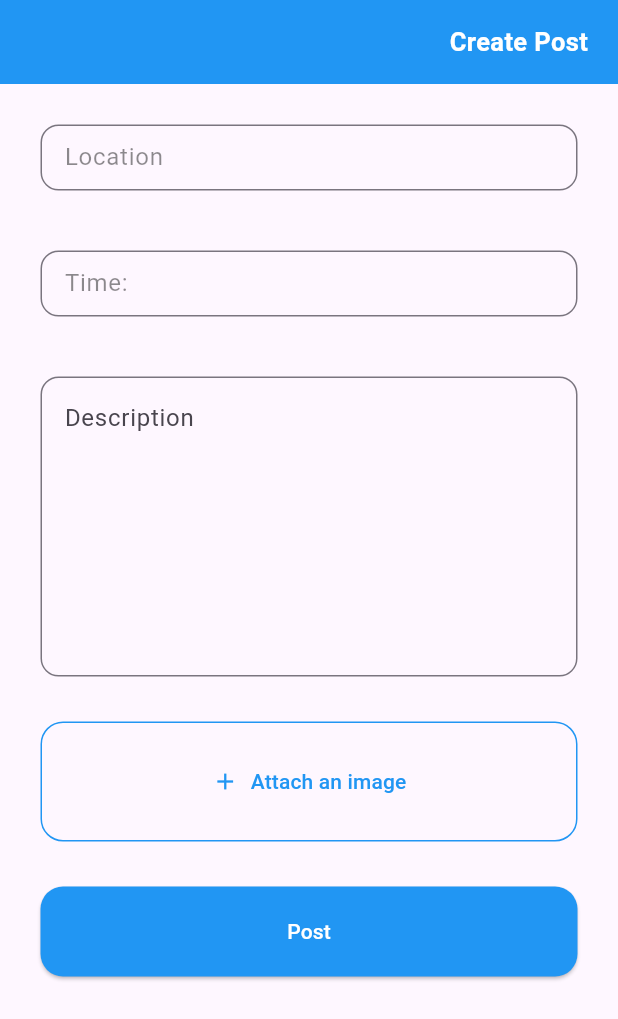
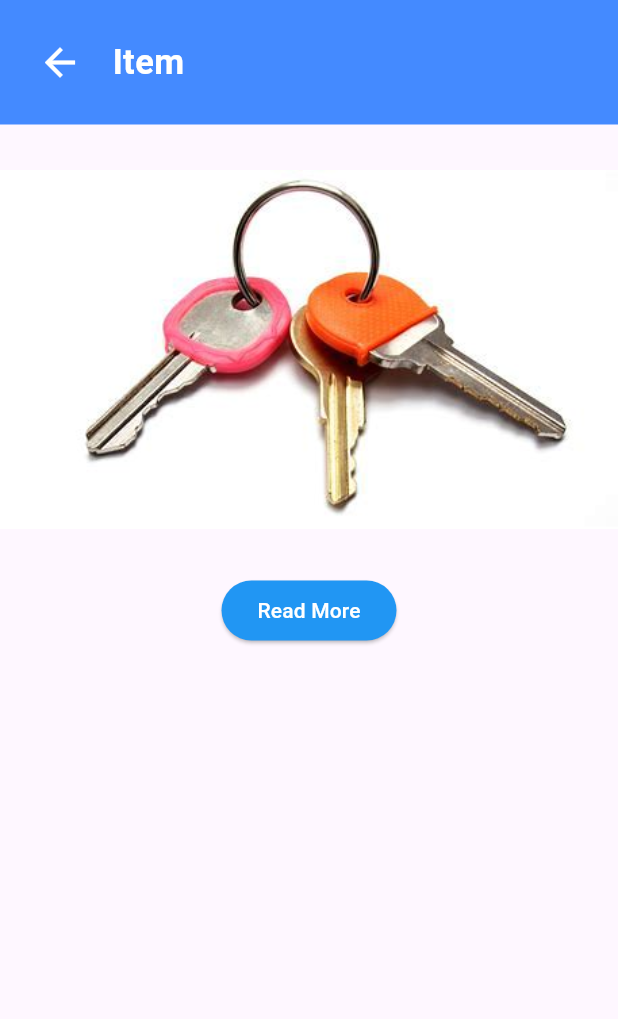
Before and after one commit to SosiSis/flutter-2024-proj, a Flutter app: the screen it shows after launch, on a phone screen of 412 x 824 dp. Shown: the top 1019 px of the screen. Run offline on Flutter 3.47's test engine with Material 3 defaults, Android fonts, the phone set to English and light mode, and no system bars.

Commit message:
my commir

```diff
--- a/lib/main.dart
+++ b/lib/main.dart
@@ -3,12 +3,12 @@ import 'package:flutter_project/create_post_page.dart';
 
 import 'detailpage.dart';
 
-import 'package:flutter_project/presentation/screens/login.dart';
+import 'package:flutter_project/presentation/screens/noaccount.dart';
 
 void main() {
-  runApp(const MaterialApp(
-    home: MyApp(),
-  ));
+  runApp(
+    const MaterialApp(home: NoAccount()),
+  );
 }
 
 class MyApp extends StatelessWidget {
--- /dev/null
+++ b/lib/presentation/screens/noaccount.dart
@@ -0,0 +1,30 @@
+import 'package:flutter/material.dart';
+import '../../top_bar.dart';
+
+class NoAccount extends StatelessWidget {
+  const NoAccount({Key? key}) : super(key: key);
+
+  @override
+  Widget build(BuildContext context) {
+    return Scaffold(
+      body: Column(
+        children: [
+          PagesAppBar(),
+          Image.asset(
+            "Assets/keys.jpg",
+            height: 300,
+          ),
+          ElevatedButton(
+            style: ButtonStyle(
+              backgroundColor: MaterialStateProperty.all<Color>(Colors.blue),
+            ),
+            onPressed: () {
+              print('Button clicked');
+            },
+            child: Text('Read More', style: TextStyle(color: Colors.white)),
+          ),
+        ],
+      ),
+    );
+  }
+}
```
